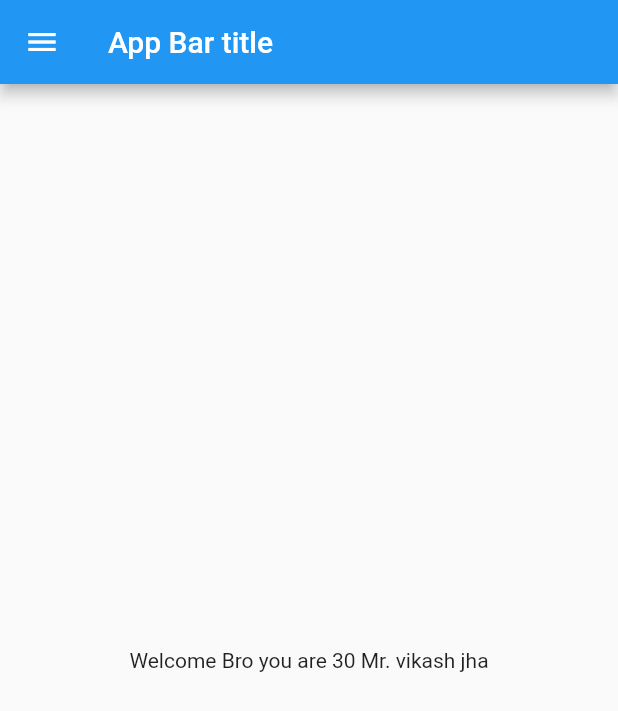
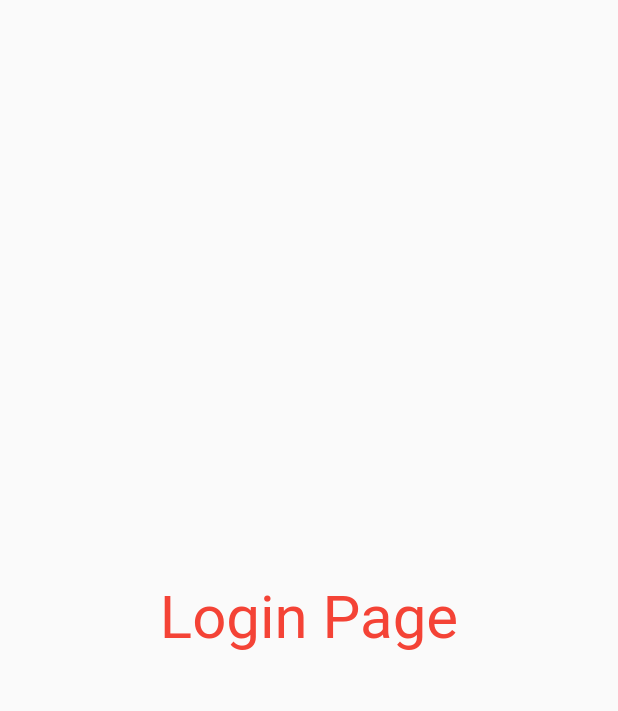
Before and after one commit to VikashAnandJha/flutter_2nd_app, a Flutter app: the screen it shows after launch, on a phone screen of 412 x 824 dp. Shown: the top 711 px of the screen. Run offline on Flutter 3.47's test engine with Material 2 defaults, Android fonts, the phone set to English and light mode, and no system bars.

Commit message:
routes & themes

```diff
--- a/lib/main.dart
+++ b/lib/main.dart
@@ -1,5 +1,6 @@
 import "package:flutter/material.dart";
-import "package:flutter_2nd_app/homepage.dart";
+import 'package:flutter_2nd_app/pages/homepage.dart';
+import 'package:flutter_2nd_app/pages/loginpage.dart';
 
 void main() {
   runApp(MyApp());
@@ -9,7 +10,12 @@ class MyApp extends StatelessWidget {
   @override
   Widget build(BuildContext context) {
     return MaterialApp(
-      home: HomePage(),
+      theme: ThemeData(primarySwatch: Colors.teal),
+      initialRoute: "/",
+      routes: {
+        "/": (context) => LoginPage(),
+        "/home": (context) => HomePage(),
+      },
     );
   }
 }
--- a/lib/homepage.dart
+++ b/lib/pages/homepage.dart
@@ -7,14 +7,18 @@ class HomePage extends StatelessWidget {
   Widget build(BuildContext context) {
     return Scaffold(
       appBar: AppBar(
-        title: Text("App Bar title"),
+        title: Text("My E commerce"),
       ),
       body: Center(
         child: Container(
-          child: Text("Welcome Bro you are $days Mr. $myName"),
+          child: sayHello(),
         ),
       ),
       drawer: Drawer(),
     );
   }
+
+  sayHello() {
+    return Text("vikash");
+  }
 }
--- /dev/null
+++ b/lib/pages/loginpage.dart
@@ -0,0 +1,17 @@
+import 'package:flutter/material.dart';
+
+class LoginPage extends StatelessWidget {
+  const LoginPage({super.key});
+
+  @override
+  Widget build(BuildContext context) {
+    return const Material(
+      child: Center(
+        child: Text(
+          "Login Page",
+          style: TextStyle(fontSize: 40, color: Colors.red),
+        ),
+      ),
+    );
+  }
+}
```
